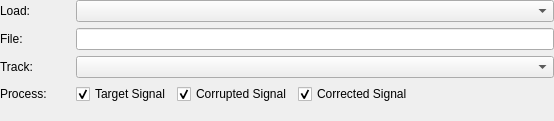
First picture: the form in code/interface/vicomposedwidgets/forms/viprojectloader.ui, repository visore/Visore, before the edit.
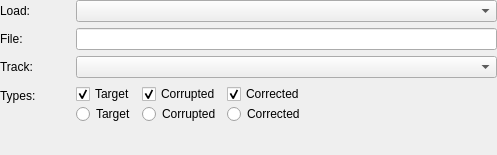
Second picture: the form after the edit. Custom widgets are drawn as their Qt base class.

```diff
--- a/code/interface/vicomposedwidgets/forms/viprojectloader.ui
+++ b/code/interface/vicomposedwidgets/forms/viprojectloader.ui
@@ -6,8 +6,8 @@
    <rect>
     <x>0</x>
     <y>0</y>
-    <width>554</width>
-    <height>121</height>
+    <width>497</width>
+    <height>155</height>
    </rect>
   </property>
   <property name="sizePolicy">
@@ -26,6 +26,9 @@
    <string>Form</string>
   </property>
   <layout class="QFormLayout" name="formLayout">
+   <property name="fieldGrowthPolicy">
+    <enum>QFormLayout::AllNonFixedFieldsGrow</enum>
+   </property>
    <property name="leftMargin">
     <number>0</number>
    </property>
@@ -40,6 +43,12 @@
    </property>
    <item row="0" column="0">
     <widget class="QLabel" name="modeLabel">
+     <property name="minimumSize">
+      <size>
+       <width>70</width>
+       <height>0</height>
+      </size>
+     </property>
      <property name="text">
       <string>Load:</string>
      </property>
@@ -77,7 +86,7 @@
      </property>
      <property name="maximumSize">
       <size>
-       <width>70</width>
+       <width>16777215</width>
        <height>16777215</height>
       </size>
      </property>
@@ -86,6 +95,9 @@
      </property>
     </widget>
    </item>
+   <item row="1" column="1">
+    <widget class="ViFileBrowser" name="fileBrowser"/>
+   </item>
    <item row="2" column="0">
     <widget class="QLabel" name="tracksLabel">
      <property name="minimumSize">
@@ -96,7 +108,7 @@
      </property>
      <property name="maximumSize">
       <size>
-       <width>70</width>
+       <width>16777215</width>
        <height>16777215</height>
       </size>
      </property>
@@ -108,28 +120,9 @@
    <item row="2" column="1">
     <widget class="QComboBox" name="tracksComboBox"/>
    </item>
-   <item row="3" column="0">
-    <widget class="QLabel" name="processLabel">
-     <property name="minimumSize">
-      <size>
-       <width>70</width>
-       <height>0</height>
-      </size>
-     </property>
-     <property name="maximumSize">
-      <size>
-       <width>70</width>
-       <height>16777215</height>
-      </size>
-     </property>
-     <property name="text">
-      <string>Process:</string>
-     </property>
-    </widget>
-   </item>
    <item row="3" column="1">
-    <widget class="QWidget" name="processContainer" native="true">
-     <layout class="QGridLayout" name="gridLayout_2">
+    <widget class="QWidget" name="widget" native="true">
+     <layout class="QGridLayout" name="gridLayout_3">
       <property name="leftMargin">
        <number>0</number>
       </property>
@@ -142,45 +135,105 @@
       <property name="bottomMargin">
        <number>0</number>
       </property>
+      <property name="spacing">
+       <number>0</number>
+      </property>
+      <item row="1" column="0">
+       <widget class="QWidget" name="singleTypeContainer" native="true">
+        <layout class="QGridLayout" name="gridLayout">
+         <property name="leftMargin">
+          <number>0</number>
+         </property>
+         <property name="topMargin">
+          <number>0</number>
+         </property>
+         <property name="rightMargin">
+          <number>0</number>
+         </property>
+         <property name="bottomMargin">
+          <number>0</number>
+         </property>
+         <item row="0" column="2">
+          <widget class="QRadioButton" name="correctedRadioButton">
+           <property name="text">
+            <string>Corrected</string>
+           </property>
+          </widget>
+         </item>
+         <item row="0" column="1">
+          <widget class="QRadioButton" name="corruptedRadioButton">
+           <property name="text">
+            <string>Corrupted</string>
+           </property>
+          </widget>
+         </item>
+         <item row="0" column="0">
+          <widget class="QRadioButton" name="targetRadioButton">
+           <property name="text">
+            <string>Target</string>
+           </property>
+          </widget>
+         </item>
+        </layout>
+       </widget>
+      </item>
       <item row="0" column="0">
-       <widget class="QCheckBox" name="targetCheckBox">
-        <property name="text">
-         <string>Target Signal</string>
-        </property>
-        <property name="checked">
-         <bool>true</bool>
-        </property>
+       <widget class="QWidget" name="multiTypeContainer" native="true">
+        <layout class="QGridLayout" name="gridLayout_2">
+         <property name="leftMargin">
+          <number>0</number>
+         </property>
+         <property name="topMargin">
+          <number>0</number>
+         </property>
+         <property name="rightMargin">
+          <number>0</number>
+         </property>
+         <property name="bottomMargin">
+          <number>0</number>
+         </property>
+         <item row="0" column="2">
+          <widget class="QCheckBox" name="correctedCheckBox">
+           <property name="text">
+            <string>Corrected</string>
+           </property>
+           <property name="checked">
+            <bool>true</bool>
+           </property>
+          </widget>
+         </item>
+         <item row="0" column="1">
+          <widget class="QCheckBox" name="corruptedCheckBox">
+           <property name="text">
+            <string>Corrupted</string>
+           </property>
+           <property name="checked">
+            <bool>true</bool>
+           </property>
+          </widget>
+         </item>
+         <item row="0" column="0">
+          <widget class="QCheckBox" name="targetCheckBox">
+           <property name="text">
+            <string>Target</string>
+           </property>
+           <property name="checked">
+            <bool>true</bool>
+           </property>
+          </widget>
+         </item>
+        </layout>
        </widget>
       </item>
-      <item row="0" column="1">
-       <widget class="QCheckBox" name="corruptedCheckBox">
-        <property name="text">
-         <string>Corrupted Signal</string>
-        </property>
-        <property name="checked">
-         <bool>true</bool>
-        </property>
-       </widget>
-      </item>
-      <item row="0" column="2">
-       <widget class="QCheckBox" name="correctedCheckBox">
-        <property name="text">
-         <string>Corrected Signal</string>
-        </property>
-        <property name="checked">
-         <bool>true</bool>
-        </property>
-       </widget>
-      </item>
-      <item row="0" column="3">
+      <item row="0" column="1" rowspan="2">
        <spacer name="horizontalSpacer">
         <property name="orientation">
          <enum>Qt::Horizontal</enum>
         </property>
         <property name="sizeHint" stdset="0">
          <size>
-          <width>35</width>
-          <height>0</height>
+          <width>40</width>
+          <height>20</height>
          </size>
         </property>
        </spacer>
@@ -188,8 +241,24 @@
      </layout>
     </widget>
    </item>
-   <item row="1" column="1">
-    <widget class="ViFileBrowser" name="fileBrowser"/>
+   <item row="3" column="0">
+    <widget class="QLabel" name="typeLabel">
+     <property name="minimumSize">
+      <size>
+       <width>70</width>
+       <height>0</height>
+      </size>
+     </property>
+     <property name="maximumSize">
+      <size>
+       <width>16777215</width>
+       <height>16777215</height>
+      </size>
+     </property>
+     <property name="text">
+      <string>Types:</string>
+     </property>
+    </widget>
    </item>
   </layout>
  </widget>
```
